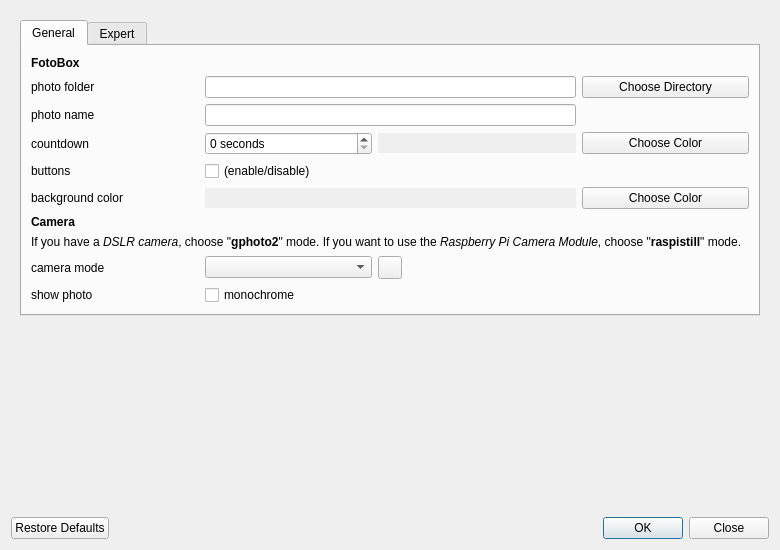
The window that forms/preferences.ui (tomikais/fotobox) describes before a commit, drawn with Qt 5.
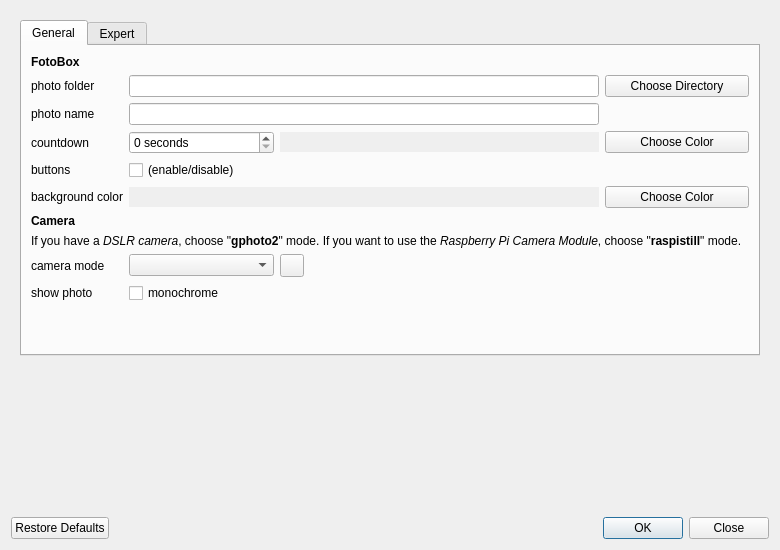
The same window after the commit.

Commit message: layout fixes; add button "Argument Line Help"; remove Canon parameter;

```diff
--- a/forms/preferences.ui
+++ b/forms/preferences.ui
@@ -38,6 +38,14 @@
       <bool>true</bool>
      </property>
      <widget class="QWidget" name="scrollAreaWidgetContents">
+      <property name="geometry">
+       <rect>
+        <x>0</x>
+        <y>0</y>
+        <width>756</width>
+        <height>486</height>
+       </rect>
+      </property>
       <property name="mouseTracking">
        <bool>true</bool>
       </property>
@@ -59,7 +67,7 @@
           </attribute>
           <layout class="QVBoxLayout" name="verticalLayoutTabGeneral">
            <item>
-            <layout class="QGridLayout" name="gridLayoutTabGeneral">
+            <layout class="QGridLayout" name="gridLayoutTabGeneral" columnstretch="0,1,2,2,1">
              <item row="7" column="0" colspan="5">
               <widget class="QLabel" name="lblCameraInfo">
                <property name="text">
@@ -280,6 +288,19 @@
              </item>
             </layout>
            </item>
+           <item>
+            <spacer name="verticalSpacerTabGeneral">
+             <property name="orientation">
+              <enum>Qt::Vertical</enum>
+             </property>
+             <property name="sizeHint" stdset="0">
+              <size>
+               <width>20</width>
+               <height>40</height>
+              </size>
+             </property>
+            </spacer>
+           </item>
           </layout>
          </widget>
          <widget class="QWidget" name="tabExpert">
```
Left out of the diff: 121 changed lines with no effect on the pictures. The commit also changes 1 other file.
